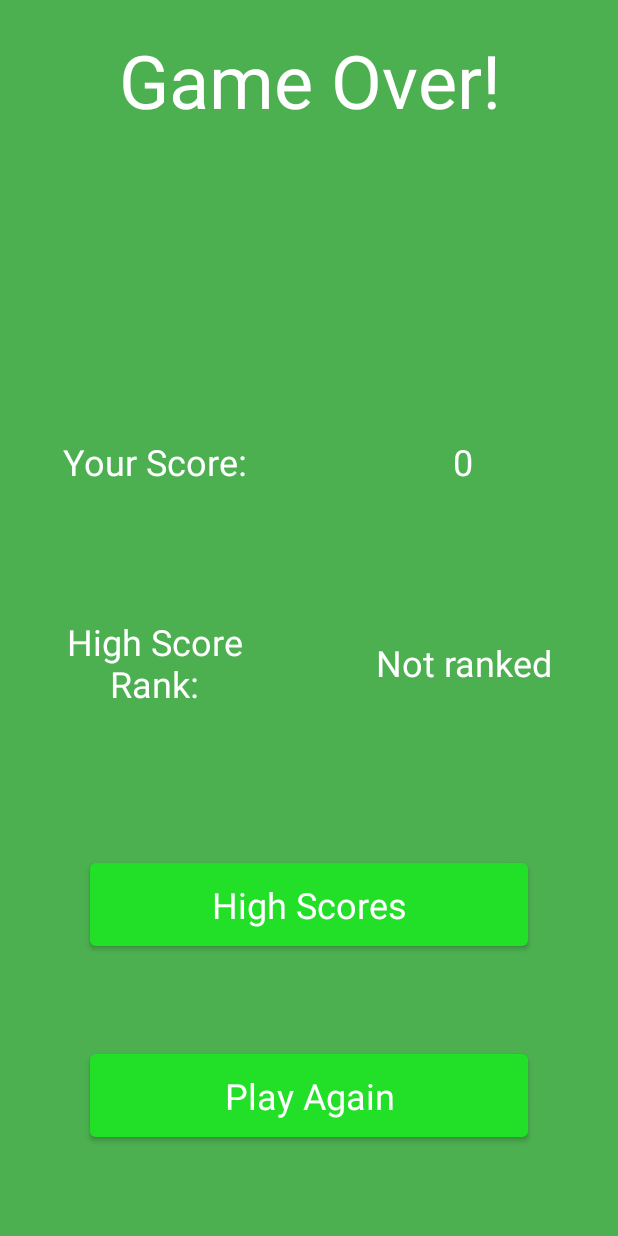
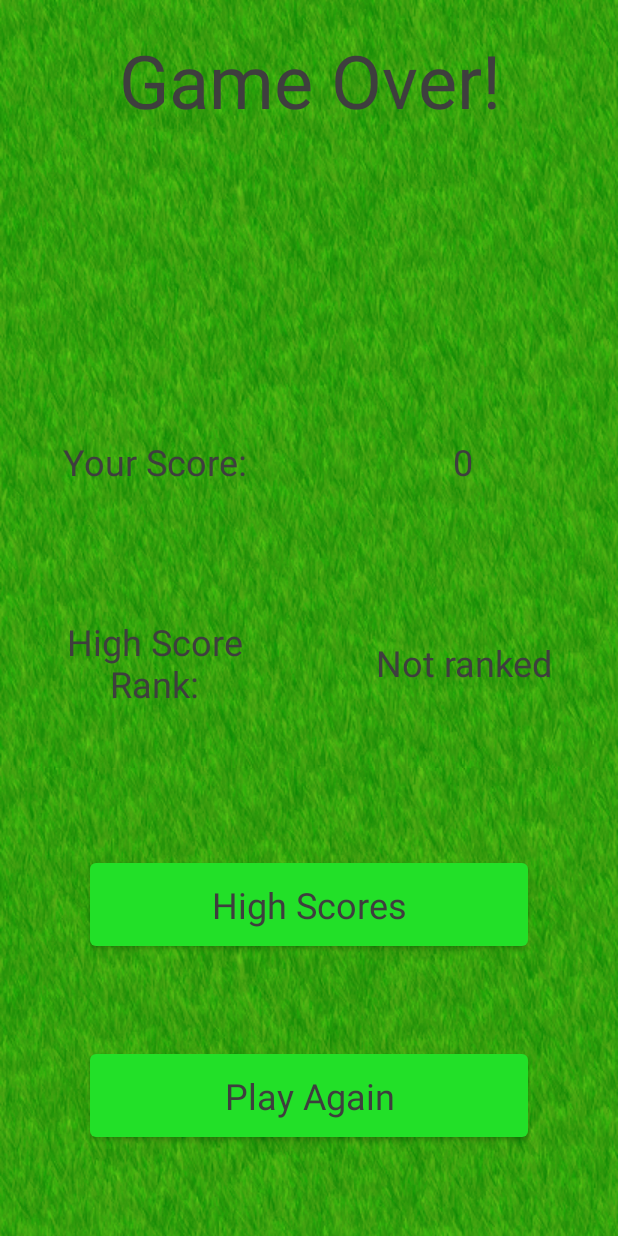
Before and after one commit to HK-Transfield/Android-Minigolf, an Android app: the GameOverActivity screen opened directly, with no data from a screen before it, on a phone screen of 412 x 824 dp. Run offline under Robolectric (Android 15) with nearby library versions, the phone set to English and light mode, and no system bars; 2 statements that could not run were skipped.

Commit message:
visual: Update game over screen to match high score screen

```diff
--- a/app/src/main/res/layout/activity_game_over.xml
+++ b/app/src/main/res/layout/activity_game_over.xml
@@ -6,7 +6,7 @@
     android:layout_height="match_parent"
     tools:context=".GameOverActivity"
     android:orientation="vertical"
-    android:background="@color/darkerGreen">
+    android:background="@drawable/tiled_grass">
 
     <!-- Game over title -->
     <TextView
@@ -16,7 +16,7 @@
         android:layout_gravity="center"
         android:gravity="center"
         android:textAlignment="center"
-        android:textColor="@color/white"
+        android:textColor="@color/darkGray"
         android:textAppearance="@style/TextAppearance.AppCompat.Large"
         android:layout_weight="1"
         android:layout_margin="20dp"
@@ -42,7 +42,7 @@
             android:text="Reason goes here"
             android:textAlignment="center"
             android:textAppearance="@style/TextAppearance.AppCompat.Headline"
-            android:textColor="@color/white" />
+            android:textColor="@color/darkGray" />
     </LinearLayout>
 
     <!-- Score things -->
@@ -60,7 +60,7 @@
             android:gravity="center"
             android:text="@string/your_score_title"
             android:textAlignment="center"
-            android:textColor="@color/white"
+            android:textColor="@color/darkGray"
             android:textAppearance="@style/TextAppearance.AppCompat.Headline"
             android:layout_weight="1"
             android:layout_margin="20dp">
@@ -75,7 +75,7 @@
             android:gravity="center"
             android:text="@string/player_score_value"
             android:textAlignment="center"
-            android:textColor="@color/white"
+            android:textColor="@color/darkGray"
             android:textAppearance="@style/TextAppearance.AppCompat.Headline"
             android:layout_weight="1"
             android:layout_margin="20dp">
@@ -97,7 +97,7 @@
             android:gravity="center"
             android:text="@string/high_score_rank_title"
             android:textAlignment="center"
-            android:textColor="@color/white"
+            android:textColor="@color/darkGray"
             android:textAppearance="@style/TextAppearance.AppCompat.Headline"
             android:layout_weight="1"
             android:layout_margin="20dp">
@@ -112,7 +112,7 @@
             android:gravity="center"
             android:text="@string/player_rank_text"
             android:textAlignment="center"
-            android:textColor="@color/white"
+            android:textColor="@color/darkGray"
             android:textAppearance="@style/TextAppearance.AppCompat.Headline"
             android:layout_weight="1"
             android:layout_margin="20dp">
@@ -126,13 +126,13 @@
         android:layout_height="0dp"
         android:layout_weight="1"
         android:text="@string/high_scores_button_text"
-
         android:layout_marginTop="60dp"
         android:layout_marginHorizontal="60dp"
-
         android:onClick="onclickHighscoreScreen"
+        android:textColor="#3E3E3E"
         android:textAppearance="@style/TextAppearance.AppCompat.Headline">
     </Button>
+
     <!-- Play again button -->
     <Button
         android:id="@+id/button_play_again"
@@ -140,12 +140,10 @@
         android:layout_height="0dp"
         android:layout_weight="1"
         android:text="@string/play_again_button_text"
-
         android:layout_marginVertical="60dp"
         android:layout_marginHorizontal="60dp"
-
         android:onClick="onclickPlayAgain"
+        android:textColor="#3E3E3E"
         android:textAppearance="@style/TextAppearance.AppCompat.Headline">
     </Button>
-
 </LinearLayout>
--- a/app/src/main/res/values/colors.xml
+++ b/app/src/main/res/values/colors.xml
@@ -10,4 +10,5 @@
     <color name="white">#FFFFFFFF</color>
     <color name="darkerGreen">#4CAF50</color>
     <color name="sandYellow">#F1F2BF</color>
+    <color name="darkGray">#3E3E3E</color>"
 </resources>
```
